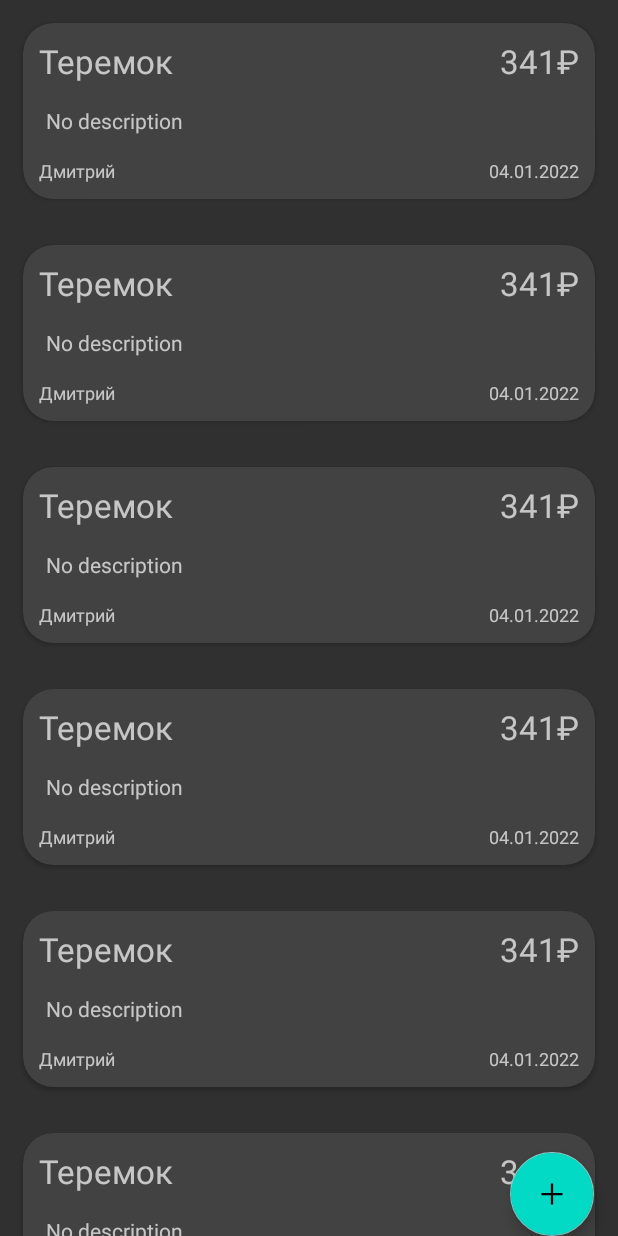
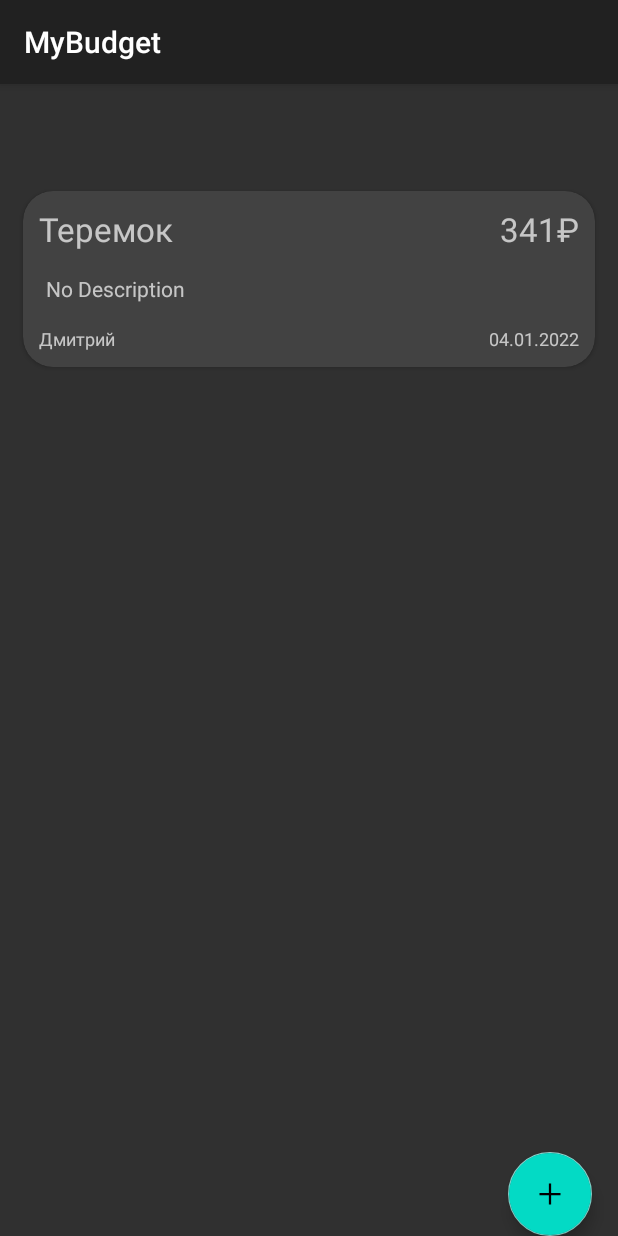
Before and after one commit to Paccifficul/MyBudget, an Android app: the screen it shows after launch (MainActivity), on a phone screen of 412 x 824 dp. Run offline under Robolectric (Android 15) with nearby library versions, the phone set to English and light mode, and no system bars.

Commit message:
some changes in adapter; add desc

```diff
--- a/app/build.gradle
+++ b/app/build.gradle
@@ -25,14 +25,17 @@ android {
         sourceCompatibility JavaVersion.VERSION_1_8
         targetCompatibility JavaVersion.VERSION_1_8
     }
+    buildFeatures {
+        viewBinding true
+    }
 }
 
 dependencies {
-
     implementation 'androidx.appcompat:appcompat:1.4.1'
     implementation 'com.google.android.material:material:1.6.0'
     implementation 'androidx.fragment:fragment:1.4.1'
     implementation 'androidx.legacy:legacy-support-v4:1.0.0'
+    implementation 'androidx.constraintlayout:constraintlayout:2.1.3'
     testImplementation 'junit:junit:4.13.2'
     androidTestImplementation 'androidx.test.ext:junit:1.1.3'
     androidTestImplementation 'androidx.test.espresso:espresso-core:3.4.0'
--- a/app/src/main/java/com/example/mybudget/adapter/OperationAdapter.java
+++ b/app/src/main/java/com/example/mybudget/adapter/OperationAdapter.java
@@ -41,6 +41,7 @@ public class OperationAdapter extends RecyclerView.Adapter<ViewHolder> {
         holder.getOperationSum().setText(operation.getOperationSum());
         holder.getOperationAuthor().setText(operation.getOperationAuthor());
         holder.getOperationDate().setText(operation.getOperationDate());
+        holder.getOperationDesc().setText(operation.getOperationDesc());
 
         holder.itemView.setOnClickListener(view ->
                 onClickListener.onOperationClick(operation, position));
--- a/app/src/main/java/com/example/mybudget/adapter/ViewHolder.java
+++ b/app/src/main/java/com/example/mybudget/adapter/ViewHolder.java
@@ -13,6 +13,7 @@ public class ViewHolder extends RecyclerView.ViewHolder {
     private final TextView operationSum;
     private final TextView operationAuthor;
     private final TextView operationDate;
+    private final TextView operationDesc;
 
     public ViewHolder(@NonNull View view) {
         super(view);
@@ -20,6 +21,7 @@ public class ViewHolder extends RecyclerView.ViewHolder {
         operationSum = view.findViewById(R.id.operation_sum);
         operationAuthor = view.findViewById(R.id.operation_author);
         operationDate = view.findViewById(R.id.operation_date);
+        operationDesc = view.findViewById(R.id.operation_description);
     }
 
     public TextView getOperationName() {
@@ -37,4 +39,8 @@ public class ViewHolder extends RecyclerView.ViewHolder {
     public TextView getOperationDate() {
         return operationDate;
     }
+
+    public TextView getOperationDesc() {
+        return operationDesc;
+    }
 }
--- a/app/src/main/java/com/example/mybudget/fragments/FragmentHome.java
+++ b/app/src/main/java/com/example/mybudget/fragments/FragmentHome.java
@@ -40,12 +40,13 @@ public class FragmentHome extends Fragment {
 
     private void setInitialData() {
         operations.clear();
-        for (int i = 0; i < 20; i++)
+        // for (int i = 0; i < 20; i++)
         operations.add(new Operation(
                 "Теремок",
                 "Дмитрий",
                 "04.01.2022",
-                341));
+                341,
+                "No Description"));
     }
 
     private void updateAdapter() {
--- a/app/src/main/java/com/example/mybudget/models/Operation.java
+++ b/app/src/main/java/com/example/mybudget/models/Operation.java
@@ -6,13 +6,15 @@ public class Operation {
     private String operationAuthor;
     private String operationDate;
     private String operationSum;
+    private String operationDesc;
 
     public Operation(String operationName, String operationAuthor, String operationDate,
-                     int operationSum) {
+                     int operationSum, String operationDesc) {
         this.operationName = operationName;
         this.operationAuthor = operationAuthor;
         this.operationDate = operationDate;
         this.operationSum = Integer.toString(operationSum) + '₽';
+        this.operationDesc = operationDesc;
     }
 
     public String getOperationName() {
@@ -31,6 +33,11 @@ public class Operation {
         return operationSum;
     }
 
+    public String getOperationDesc() {
+        return operationDesc;
+    }
+
+
     public void setOperationAuthor(String operationAuthor) {
         this.operationAuthor = operationAuthor;
     }
@@ -46,4 +53,8 @@ public class Operation {
     public void setOperationSum(int operationSum) {
         this.operationSum = Integer.toString(operationSum) + '₽';
     }
+
+    public void setOperationDesc(String operationDesc) {
+        this.operationDesc = operationDesc;
+    }
 }
--- a/app/src/main/res/layout/activity_main.xml
+++ b/app/src/main/res/layout/activity_main.xml
@@ -1,10 +1,14 @@
 <?xml version="1.0" encoding="utf-8"?>
-<LinearLayout xmlns:android="http://schemas.android.com/apk/res/android"
-    xmlns:app="http://schemas.android.com/apk/res-auto"
+<LinearLayout
+    xmlns:android="http://schemas.android.com/apk/res/android"
     xmlns:tools="http://schemas.android.com/tools"
     android:orientation="vertical"
     android:layout_width="match_parent"
     android:layout_height="match_parent">
+
+    <Toolbar
+        android:layout_width="match_parent"
+        android:layout_height="wrap_content"/>
 
     <FrameLayout
         android:layout_width="match_parent"
--- a/app/src/main/res/layout/fragment_home.xml
+++ b/app/src/main/res/layout/fragment_home.xml
@@ -14,7 +14,7 @@
         android:layout_alignParentEnd="true"
         android:layout_alignParentBottom="true"
         android:layout_gravity="end|bottom"
-        android:layout_margin="16dp"
+        android:layout_margin="17sp"
         android:background="@android:color/transparent"
         android:backgroundTint="@color/teal_200"
         android:src="@drawable/ic_add"
--- a/app/src/main/res/layout/operation_recycler_view_item.xml
+++ b/app/src/main/res/layout/operation_recycler_view_item.xml
@@ -41,7 +41,7 @@
             </LinearLayout>
 
             <TextView
-                android:id="@+id/description"
+                android:id="@+id/operation_description"
                 android:layout_width="match_parent"
                 android:layout_height="wrap_content"
                 android:layout_margin="10sp"
--- a/app/src/main/res/values-night/themes.xml
+++ b/app/src/main/res/values-night/themes.xml
@@ -1,6 +1,6 @@
 <resources xmlns:tools="http://schemas.android.com/tools">
     <!-- Base application theme. -->
-    <style name="Theme.MyBudget" parent="Theme.MaterialComponents.DayNight.DarkActionBar">
+    <style name="Theme.MyBudget" parent="Theme.AppCompat.NoActionBar">
         <!-- Primary brand color. -->
         <item name="colorPrimary">@color/purple_200</item>
         <item name="colorPrimaryVariant">@color/purple_700</item>
--- a/app/src/main/res/values/strings.xml
+++ b/app/src/main/res/values/strings.xml
@@ -7,6 +7,6 @@
     <string name="operation_author">Operation Author</string>
     <string name="operation_sum">Operation Sum</string>
     <string name="operation_date">Operation Date</string>
-    <string name="operation_description">No description</string>
+    <string name="operation_description">Operation Description</string>
     <string name="add_operation">add operation</string>
 </resources>
--- a/app/src/main/res/values/themes.xml
+++ b/app/src/main/res/values/themes.xml
@@ -1,6 +1,6 @@
 <resources xmlns:tools="http://schemas.android.com/tools">
     <!-- Base application theme. -->
-    <style name="Theme.MyBudget" parent="Theme.MaterialComponents.DayNight.DarkActionBar">
+    <style name="Theme.MyBudget" parent="Theme.AppCompat.Light.NoActionBar">
         <!-- Primary brand color. -->
         <item name="colorPrimary">@color/purple_500</item>
         <item name="colorPrimaryVariant">@color/purple_700</item>
```
Also changed, not shown: app/src/main/AndroidManifest.xml (+9 -7 lines), app/src/main/prefabs/ic_settings.svg (added).
